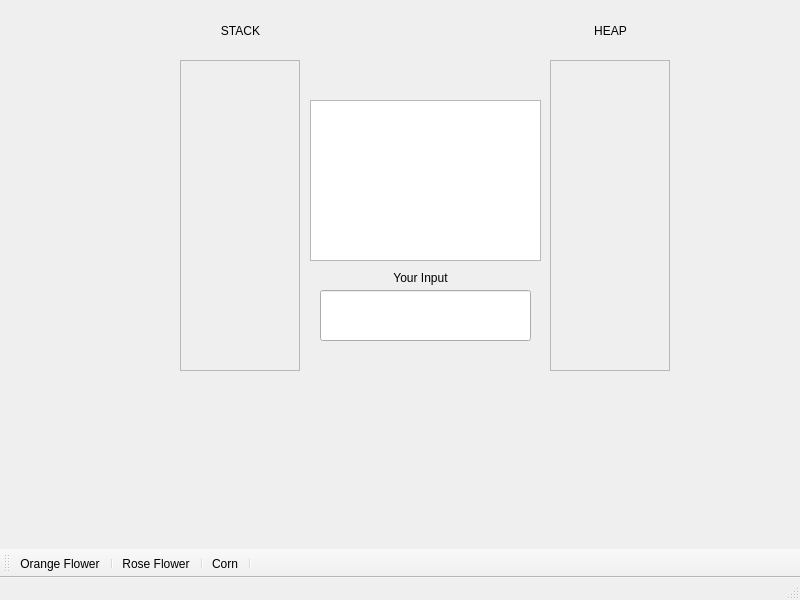
scottskidmore/EducationGame, file EducationalApplication/mainwindow.ui: the form before one commit.
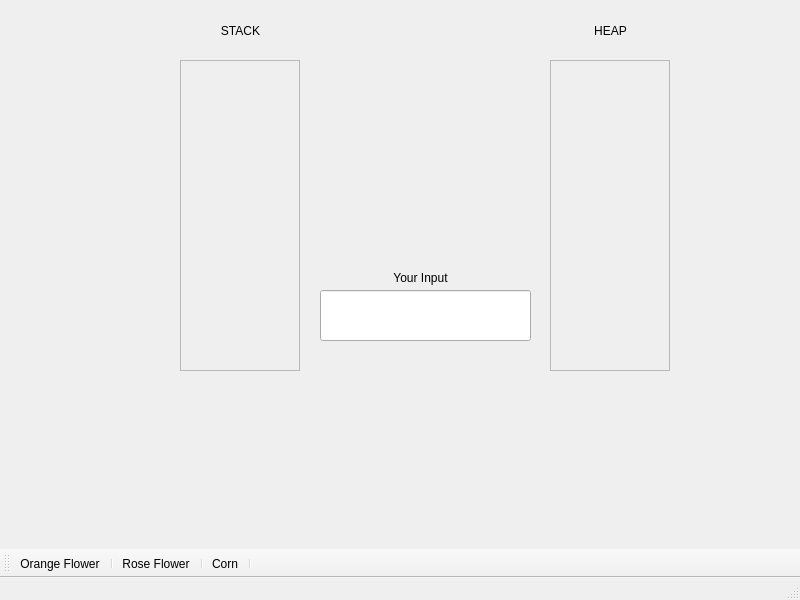
The form after the commit. Icons and pictures are not drawn.

The edit to the form file:
```diff
--- a/EducationalApplication/mainwindow.ui
+++ b/EducationalApplication/mainwindow.ui
@@ -92,16 +92,6 @@
      <set>Qt::AlignCenter</set>
     </property>
    </widget>
-   <widget class="QTextBrowser" name="textBrowser">
-    <property name="geometry">
-     <rect>
-      <x>310</x>
-      <y>100</y>
-      <width>231</width>
-      <height>161</height>
-     </rect>
-    </property>
-   </widget>
    <widget class="QLineEdit" name="lineEdit">
     <property name="geometry">
      <rect>
@@ -128,6 +118,19 @@
      <set>Qt::AlignCenter</set>
     </property>
    </widget>
+   <widget class="QLabel" name="centerTextDisplayBox">
+    <property name="geometry">
+     <rect>
+      <x>310</x>
+      <y>80</y>
+      <width>231</width>
+      <height>191</height>
+     </rect>
+    </property>
+    <property name="text">
+     <string/>
+    </property>
+   </widget>
   </widget>
   <widget class="QMenuBar" name="menubar">
    <property name="geometry">
```
